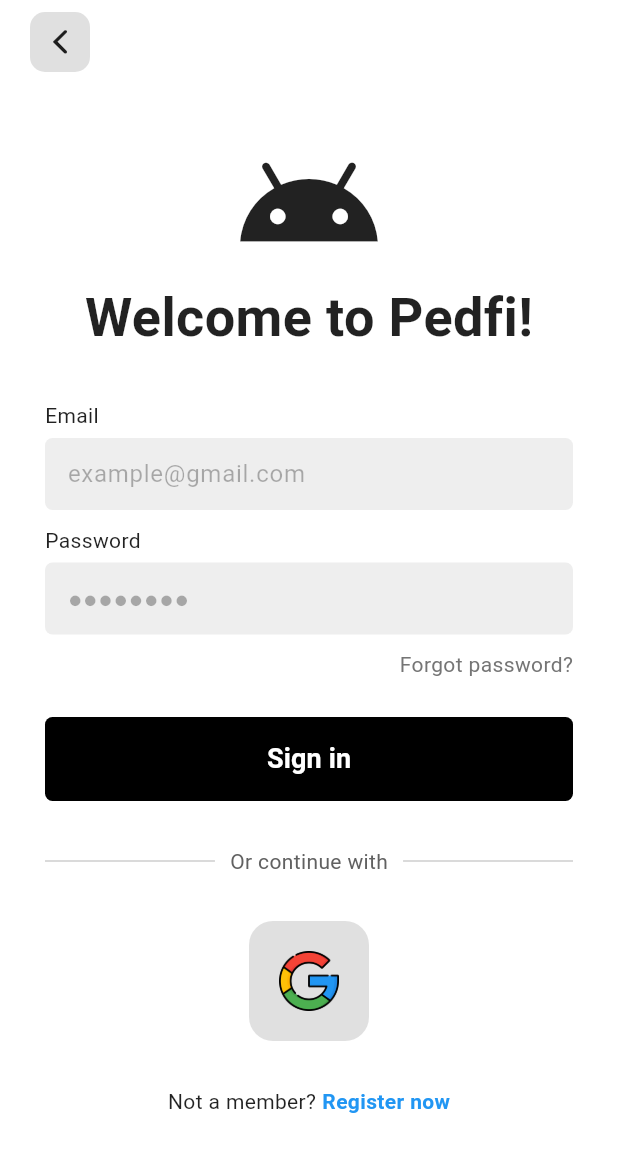
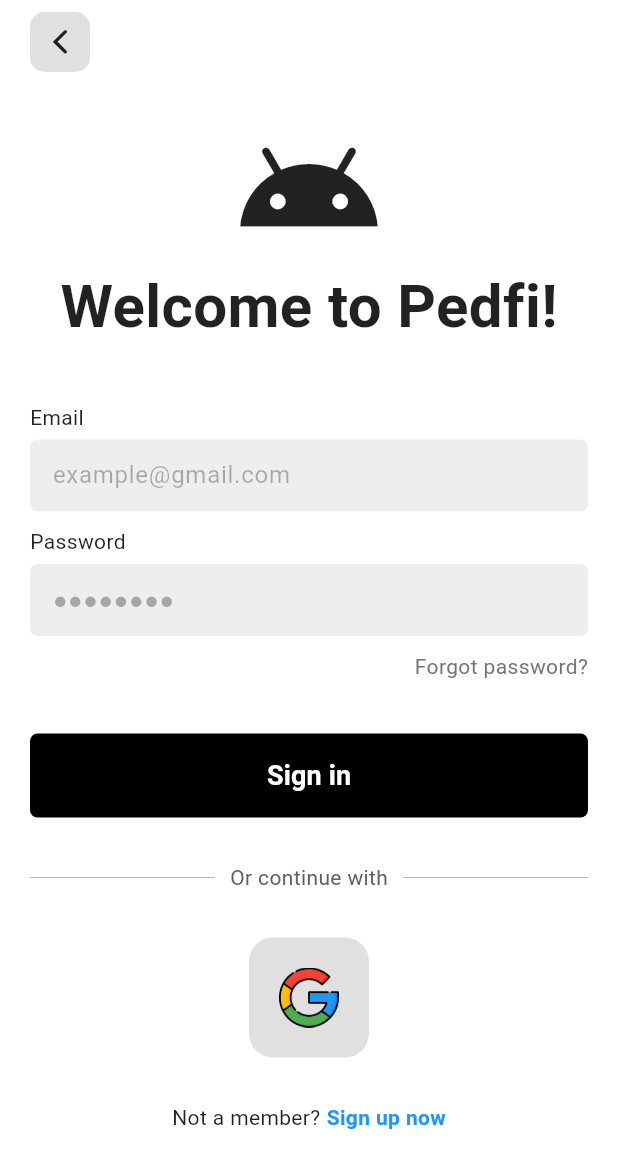
Before and after one commit to hieunmh/PEDFI, a Flutter app: the Account widget shown alone on an empty page, opened directly with empty values, after a tap on an icon or button, on a phone screen of 412 x 824 dp. Shown: the top 1168 px of the screen. Run offline on Flutter 3.47's test engine with Material 3 defaults, Android fonts, the phone set to English and light mode, and no system bars; our stand-ins replace bloc, flutter_bloc, flutter_dotenv, flutter_iconly, loading_animation_widget, shared_preferences and 1 more; accounts and stored records are empty; network calls fail.

Commit message:
feat: sign in with supabase

```diff
--- a/lib/screens/auth/signup_screen.dart
+++ b/lib/screens/auth/auth_screen.dart
@@ -1,4 +1,5 @@
 import 'package:flutter/material.dart';
+import 'package:loading_animation_widget/loading_animation_widget.dart';
 import 'package:pedfi/consts/app_color.dart';
 import 'package:pedfi/provider/dark_theme_provider.dart';
 import 'package:pedfi/widgets/back_button.dart';
@@ -9,20 +10,35 @@ import 'package:supabase_flutter/supabase_flutter.dart';
 
 final supabase = Supabase.instance.client;
 
-class SignupScreen extends StatefulWidget {
-  const SignupScreen({super.key});
+class AuthScreen extends StatefulWidget {
+  const AuthScreen({super.key});
 
   @override
-  State<SignupScreen> createState() => _SignupScreenState();
+  State<AuthScreen> createState() => _AuthScreenState();
 }
 
-class _SignupScreenState extends State<SignupScreen> {
+class _AuthScreenState extends State<AuthScreen> {
 
   final email = TextEditingController();
   final password = TextEditingController();
-  final confirmpassword = TextEditingController();
+  final confirmPassword = TextEditingController();
 
-  Future<void> signUpNewUser() async {
+  String action = 'signin';
+  bool isLoading = false;
+
+  Future<void> submitForm() async {
+    setState(() {
+      isLoading = true;
+    });
+
+    if (action == 'signin') {
+      await supabase.auth.signInWithPassword(
+        email: email.text.trim(),
+        password: password.text.trim()
+      );
+    }
+
+    else if (action == 'signup') {
       if (email.text == '' || password.text == '') {
           return;
         }
@@ -32,6 +48,12 @@ class _SignupScreenState extends State<SignupScreen> {
           password: password.text.trim()
         );
     }
+
+    setState(() {
+      isLoading = false;
+    });
+  }
+
 
   @override
   Widget build(BuildContext context) {
@@ -45,6 +67,7 @@ class _SignupScreenState extends State<SignupScreen> {
     AppColor.bgDarkThemeColor : AppColor.bgLightThemeColor;
 
     return Scaffold(
+      backgroundColor: bgcolor,
       appBar: AppBar(
         backgroundColor: bgcolor,
         leading: IconButton(
@@ -57,22 +80,23 @@ class _SignupScreenState extends State<SignupScreen> {
       ),
       body: SingleChildScrollView(
         child: Padding(
-          padding: const EdgeInsets.all(30),
+          padding: const EdgeInsets.all(20),
           child: Center(
             child: Column(
-              mainAxisAlignment: MainAxisAlignment.start,
               children: [
                 const Icon(Icons.android, size: 100),
                 Text(
-                  'Let\'s create an account for you!',
+                  action == 'signin' ?
+                  'Welcome to Pedfi!' : 'Let \'s create an account for you!',
                   style: TextStyle(
                     fontWeight: FontWeight.bold,
-                    fontSize: 18,
+                    fontSize: action == 'signin' ? 40 : 20,
                     color: color
                   ),
                 ),
 
-                const SizedBox(height: 20),
+                action == 'signin' ?
+                const SizedBox(height: 35) : const SizedBox(height: 20),
 
                 MyTextField(
                   controller: email,
@@ -92,34 +116,49 @@ class _SignupScreenState extends State<SignupScreen> {
 
                 const SizedBox(height: 10),
 
-                MyTextField(
-                  controller: confirmpassword,
+                if (action == 'signup') MyTextField(
+                  controller: confirmPassword,
                   hintText: 'Confirm password',
                   placeholder: '●●●●●●●●',
                   obscureText: true,
                 ),
 
-                const SizedBox(height: 25),
+                if (action == 'signin') Row(
+                  mainAxisAlignment: MainAxisAlignment.end,
+                  children: [
+                    Text(
+                      'Forgot password?',
+                      style: TextStyle(
+                        color: themeState.getDarkTheme ?
+                          Colors.grey[200] : Colors.grey[600]
+                      ),
+                    )
+                  ]
+                ),
+
+                action == 'signin' ?
+                const SizedBox(height: 35) : const SizedBox(height: 25),
 
                 TextButton(
                   style: ButtonStyle(
                     padding:MaterialStateProperty.all<EdgeInsets>(const EdgeInsets.all(0)),
                   ),
                   onPressed: () {
-                    signUpNewUser();
+                    submitForm();
                   },
                   child: Container(
                     padding: const EdgeInsets.all(15),
                     decoration: BoxDecoration(
                       color: themeState.getDarkTheme ?
-                      const Color.fromRGBO(30, 30, 30, 1)
-                      : Colors.black,
+                      const Color.fromRGBO(30, 30, 30, 1) : Colors.black,
                       borderRadius: BorderRadius.circular(5)
                     ),
-                    child: const Center(
-                      child: Text(
-                        'Sign up',
-                        style: TextStyle(
+                    child: Center(
+                      child: isLoading ? LoadingAnimationWidget.threeArchedCircle(
+                        color: Colors.white, size: 26
+                      ) : Text(
+                        action == 'signin' ? 'Sign in' : 'Sign up',
+                        style: const TextStyle(
                           color: Colors.white,
                           fontWeight: FontWeight.bold,
                           fontSize: 18
@@ -129,7 +168,7 @@ class _SignupScreenState extends State<SignupScreen> {
                   ),
                 ),
 
-                const SizedBox(height: 25),
+                const SizedBox(height: 30),
 
                 const GoogleProvider(),
 
@@ -137,7 +176,7 @@ class _SignupScreenState extends State<SignupScreen> {
                   mainAxisAlignment: MainAxisAlignment.center,
                   children: [
                     Text(
-                      'Already hava a account?',
+                      action == 'signin' ? 'Not a member?' : 'Already hava a account?',
                       style: TextStyle(
                         color: color
                       ),
@@ -145,11 +184,20 @@ class _SignupScreenState extends State<SignupScreen> {
                     const SizedBox(width: 4),
                     GestureDetector(
                       onTap: () {
-                       Navigator.pop(context);
+                        if (isLoading) {
+                          return;
+                        }
+                        setState(() {
+                          if (action == 'signin') {
+                            action = 'signup';
+                          } else if (action == 'signup') {
+                             action = 'signin';
+                          }
+                        });
                       },
-                      child: const Text(
-                        'Login now',
-                        style: TextStyle(
+                      child: Text(
+                        action == 'signin' ? 'Sign up now' : 'Sign in',
+                        style: const TextStyle(
                           color: Colors.blue,
                           fontWeight: FontWeight.bold
                         ),
@@ -163,5 +211,6 @@ class _SignupScreenState extends State<SignupScreen> {
         ),
       ),
     );
+
   }
 }
--- a/lib/screens/auth/signin_screen.dart
+++ /dev/null
@@ -1,194 +0,0 @@
-import 'package:flutter/material.dart';
-import 'package:pedfi/consts/app_color.dart';
-import 'package:pedfi/provider/dark_theme_provider.dart';
-import 'package:pedfi/screens/auth/signup_screen.dart';
-import 'package:pedfi/widgets/back_button.dart';
-import 'package:pedfi/widgets/google_provider.dart';
-import 'package:pedfi/widgets/text_field.dart';
-import 'package:provider/provider.dart';
-
-class SigninScreen extends StatefulWidget {
-  const SigninScreen({super.key});
-
-  @override
-  State<SigninScreen> createState() => _SigninScreenState();
-}
-
-class _SigninScreenState extends State<SigninScreen> {
-
-  final email = TextEditingController();
-  final password = TextEditingController();
-
-  void signIn() async {
-    showDialog(
-      context: context,
-      builder: (context) {
-        return AlertDialog(
-          content: Container(
-            padding: const EdgeInsets.all(10),
-            child: Column(
-              children: [
-                Text(
-                  email.text,
-                  style: const TextStyle(
-                    color: Colors.black
-                  ),
-                ),
-                Text(
-                  password.text,
-                  style: const TextStyle(
-                    color: Colors.black
-                  ),
-                )
-              ],
-            ),
-          ),
-        );
-      }
-    );
-  }
-
-  @override
-  Widget build(BuildContext context) {
-    final themeState = Provider.of<DarkThemeProvider>(context);
-
-    final Color color = themeState.getDarkTheme ?
-    AppColor.textDarkThemeColor : AppColor.textLightThemeColor;
-
-    final Color bgcolor = themeState.getDarkTheme ?
-    AppColor.bgDarkThemeColor : AppColor.bgLightThemeColor;
-
-    return Scaffold(
-      backgroundColor: bgcolor,
-      appBar: AppBar(
-        backgroundColor: bgcolor,
-        leading: IconButton(
-          onPressed: () {
-            Navigator.pop(context);
-          },
-          icon: const MyBackButton()
-        ),
-        leadingWidth: 80,
-      ),
-      body: SingleChildScrollView(
-        child: Padding(
-          padding: const EdgeInsets.all(30),
-          child: Center(
-            child: Column(
-              mainAxisAlignment: MainAxisAlignment.start,
-              children: [
-                const Icon(Icons.android, size: 100),
-                Text(
-                  'Welcome to Pedfi!',
-                  style: TextStyle(
-                    fontWeight: FontWeight.bold,
-                    fontSize: 36,
-                    color: color
-                  ),
-                ),
-
-                const SizedBox(height: 30),
-
-                MyTextField(
-                  controller: email,
-                  hintText: 'Email',
-                  placeholder: 'example@gmail.com',
-                  obscureText: false,
-                ),
-
-                const SizedBox(height: 10),
-
-                MyTextField(
-                  controller: password,
-                  hintText: 'Password',
-                  placeholder: '●●●●●●●●',
-                  obscureText: true,
-                ),
-
-                const SizedBox(height: 10),
-
-                Row(
-                  mainAxisAlignment: MainAxisAlignment.end,
-                  children: [
-                    Text(
-                      'Forgot password?',
-                      style: TextStyle(
-                        color: themeState.getDarkTheme ?
-                          Colors.grey[200] : Colors.grey[600]
-                      ),
-                    )
-                  ]
-                ),
-
-                const SizedBox(height: 25),
-
-                TextButton(
-                  style: ButtonStyle(
-                    padding:MaterialStateProperty.all<EdgeInsets>(const EdgeInsets.all(0)),
-                  ),
-                  onPressed: () {
-                    signIn();
-                  },
-                  child: Container(
-                    padding: const EdgeInsets.all(15),
-                    decoration: BoxDecoration(
-                      color: themeState.getDarkTheme ?
-                      const Color.fromRGBO(30, 30, 30, 1)
-                      : Colors.black,
-                      borderRadius: BorderRadius.circular(5)
-                    ),
-                    child: const Center(
-                      child: Text(
-                        'Sign in',
-                        style: TextStyle(
-                          color: Colors.white,
-                          fontWeight: FontWeight.bold,
-                          fontSize: 18
-                        ),
-                      ),
-                    ),
-                  ),
-                ),
-
-                const SizedBox(height: 30),
-
-                const GoogleProvider(),
-
-                Row(
-                  mainAxisAlignment: MainAxisAlignment.center,
-                  children: [
-                    Text(
-                      'Not a member?',
-                      style: TextStyle(
-                        color: color
-                      ),
-                    ),
-                    const SizedBox(width: 4),
-                    GestureDetector(
-                      onTap: () {
-                        Navigator.push(
-                          context,
-                          MaterialPageRoute(
-                            builder: (context) => const SignupScreen()
-                          )
-                        );
-                      },
-                      child: const Text(
-                        'Register now',
-                        style: TextStyle(
-                          color: Colors.blue,
-                          fontWeight: FontWeight.bold
-                        ),
-                      ),
-                    )
-                  ],
-                )
-
-              ],
-            ),
-          ),
-        ),
-      ),
-    );
-  }
-}
--- a/lib/screens/profile/profile_screen.dart
+++ b/lib/screens/profile/profile_screen.dart
@@ -74,7 +74,7 @@ class _ProfileScreenState extends State<ProfileScreen>  {
       ),
       body: SingleChildScrollView(
         child: Padding(
-          padding: const EdgeInsets.symmetric(horizontal: 30),
+          padding: const EdgeInsets.symmetric(horizontal: 20),
           child: Column(
             crossAxisAlignment: CrossAxisAlignment.start,
             children: [
--- a/lib/widgets/profile/account.dart
+++ b/lib/widgets/profile/account.dart
@@ -1,7 +1,7 @@
 import 'package:flutter/material.dart';
 import 'package:pedfi/consts/app_color.dart';
 import 'package:pedfi/provider/dark_theme_provider.dart';
-import 'package:pedfi/screens/auth/signin_screen.dart';
+import 'package:pedfi/screens/auth/auth_screen.dart';
 import 'package:pedfi/screens/profile/profile_detail.dart';
 import 'package:pedfi/widgets/profile/foward_button.dart';
 import 'package:provider/provider.dart';
@@ -101,7 +101,7 @@ class Account extends StatelessWidget {
               Navigator.push(
                 context,
                 MaterialPageRoute(
-                  builder: (context) => const SigninScreen()
+                  builder: (context) => const AuthScreen()
                 )
               );
             }
--- a/pubspec.yaml
+++ b/pubspec.yaml
@@ -21,6 +21,7 @@ dependencies:
   supabase_flutter: ^2.5.1
   flutter_dotenv: ^5.1.0
   intl: ^0.19.0
+  loading_animation_widget: ^1.2.1
 
 dev_dependencies:
   flutter_test:
```
Also changed, not shown: lib/screens/profile/profile_detail.dart (+20 -5 lines), pubspec.lock. Lines whose indentation alone changed are shown as unchanged.
